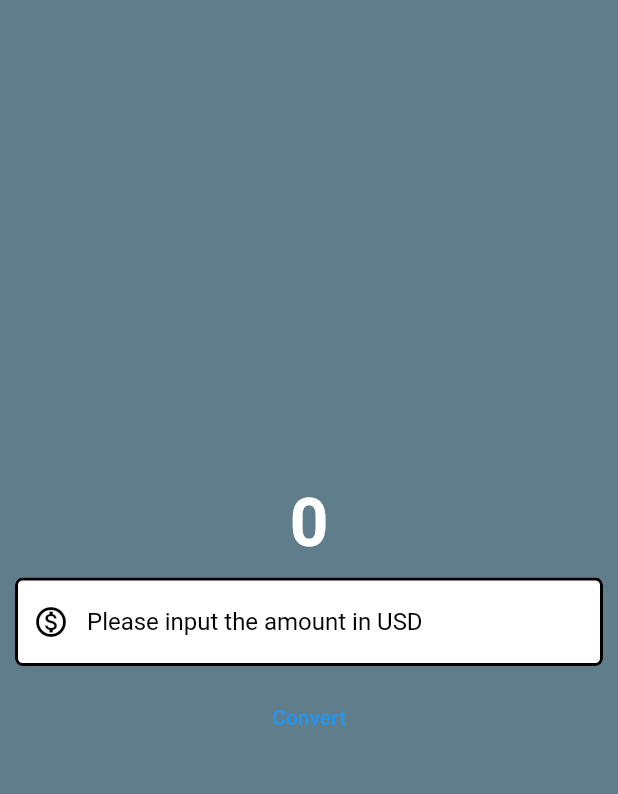
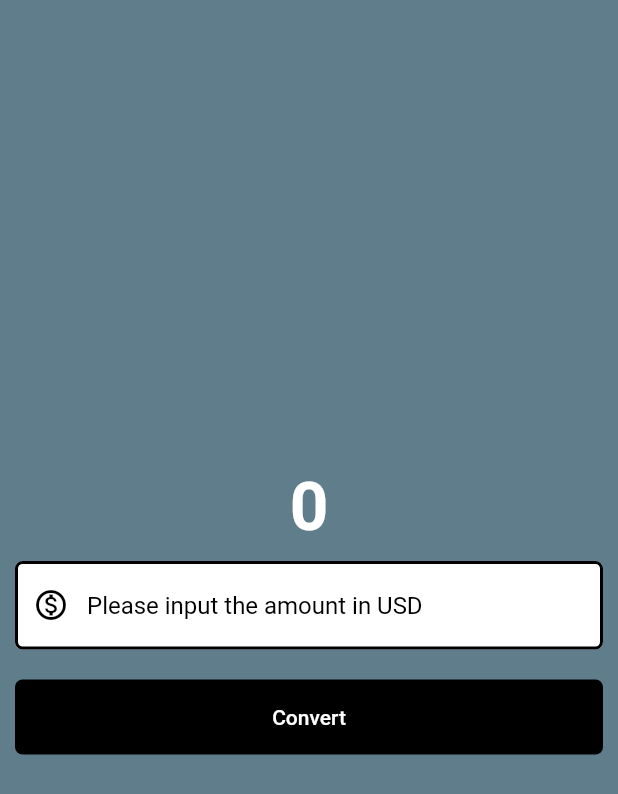
Before and after one commit to gustionusamba24/currency_converter, a Flutter app: the screen it shows after launch, on a phone screen of 412 x 824 dp. Shown: the top 794 px of the screen. Run offline on Flutter 3.47's test engine with Material 2 defaults, Android fonts, the phone set to English and light mode, and no system bars.

Commit message:
Styling Button

```diff
--- a/lib/currency_converter.dart
+++ b/lib/currency_converter.dart
@@ -51,14 +51,28 @@ class CurrencyConverter extends StatelessWidget {
                 ),
               ),
             ),
-            TextButton(
+            Padding(
+              padding: const EdgeInsets.all(10),
+              child: TextButton(
                 onPressed: () {
                   if (kDebugMode) {
                     debugPrint("Button clicked");
                   }
                 },
-              style: ButtonStyle(),
+                style: ButtonStyle(
+                  foregroundColor: const MaterialStatePropertyAll(Colors.white),
+                  backgroundColor: const MaterialStatePropertyAll(Colors.black),
+                  minimumSize: const MaterialStatePropertyAll(
+                    Size(double.infinity, 50),
+                  ),
+                  shape: MaterialStatePropertyAll(
+                    RoundedRectangleBorder(
+                      borderRadius: BorderRadius.circular(5),
+                    ),
+                  ),
+                ),
                 child: const Text("Convert"),
+              ),
             )
           ],
         ),
```
Lines whose indentation alone changed are shown as unchanged.
